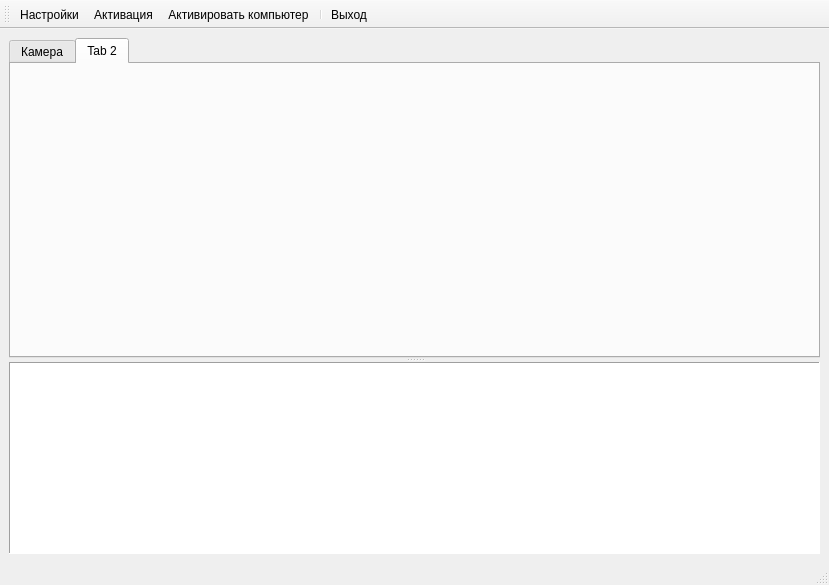
Before: the Qt Designer form qrobot/main_window.ui in mashka-kashka/robot, drawn with Qt 5.
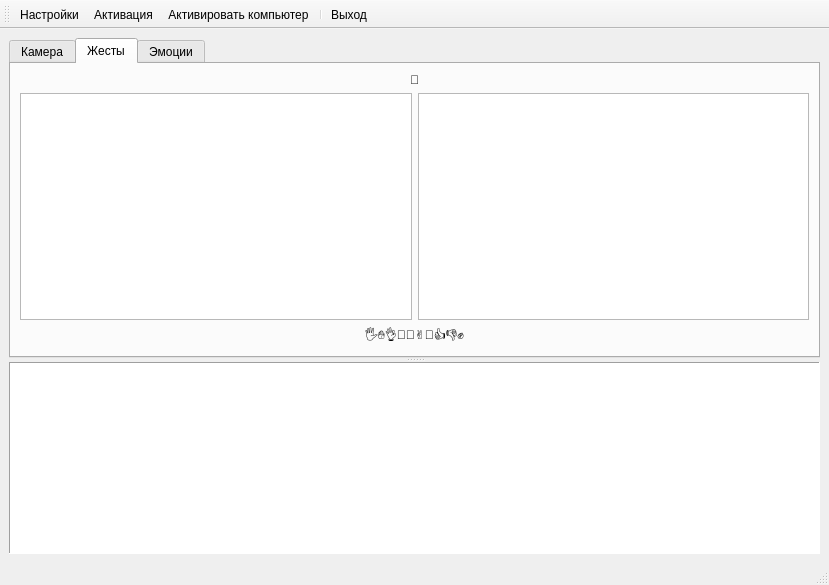
After: the same form once the commit is applied. The open tabs and pages were chosen to show the change. Icons and pictures are not drawn.

The edit to the form file:
```diff
--- a/qrobot/main_window.ui
+++ b/qrobot/main_window.ui
@@ -21,8 +21,8 @@
    <enum>Qt::ToolButtonIconOnly</enum>
   </property>
   <widget class="QWidget" name="centralwidget">
-   <layout class="QVBoxLayout" name="verticalLayout">
-    <item>
+   <layout class="QGridLayout" name="gridLayout_2">
+    <item row="0" column="0">
      <widget class="QSplitter" name="splitter">
       <property name="sizePolicy">
        <sizepolicy hsizetype="Preferred" vsizetype="Expanding">
@@ -66,8 +66,63 @@
        </widget>
        <widget class="QWidget" name="tab_2">
         <attribute name="title">
-         <string>Tab 2</string>
+         <string>Жесты</string>
         </attribute>
+        <layout class="QGridLayout" name="gridLayout_4">
+         <item row="0" column="0">
+          <layout class="QGridLayout" name="gridLayout" columnstretch="1,1">
+           <property name="sizeConstraint">
+            <enum>QLayout::SetMaximumSize</enum>
+           </property>
+           <item row="1" column="1">
+            <widget class="QGraphicsView" name="gv_right_hand"/>
+           </item>
+           <item row="1" column="0">
+            <widget class="QGraphicsView" name="gv_left_hand"/>
+           </item>
+           <item row="0" column="0" colspan="2">
+            <widget class="QLabel" name="label_2">
+             <property name="styleSheet">
+              <string notr="true">font: 20pt &quot;Noto Color Emoji&quot;;</string>
+             </property>
+             <property name="text">
+              <string>🫶</string>
+             </property>
+             <property name="alignment">
+              <set>Qt::AlignCenter</set>
+             </property>
+            </widget>
+           </item>
+           <item row="2" column="0" colspan="2">
+            <widget class="QLabel" name="label">
+             <property name="styleSheet">
+              <string notr="true">font: 20pt &quot;Noto Color Emoji&quot;;</string>
+             </property>
+             <property name="text">
+              <string>🖐✋👌🤌🤏✌🤟👍👎✊</string>
+             </property>
+             <property name="alignment">
+              <set>Qt::AlignCenter</set>
+             </property>
+            </widget>
+           </item>
+          </layout>
+         </item>
+        </layout>
+       </widget>
+       <widget class="QWidget" name="tabEmotions">
+        <attribute name="icon">
+         <iconset>
+          <normaloff>icons/smile.png</normaloff>icons/smile.png</iconset>
+        </attribute>
+        <attribute name="title">
+         <string>Эмоции</string>
+        </attribute>
+        <layout class="QGridLayout" name="gridLayout_5">
+         <item row="0" column="0">
+          <widget class="QGraphicsView" name="gv_face"/>
+         </item>
+        </layout>
        </widget>
       </widget>
       <widget class="QTextEdit" name="teLog">
```
Left out of the diff: 19 changed lines with no effect on the pictures.
